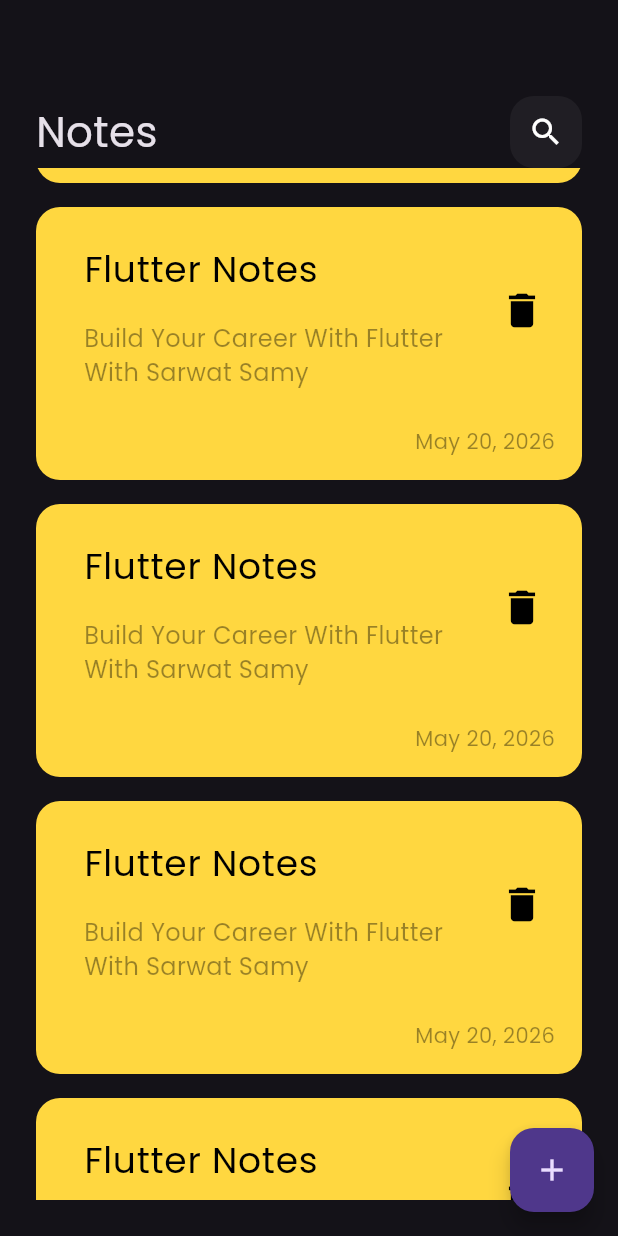
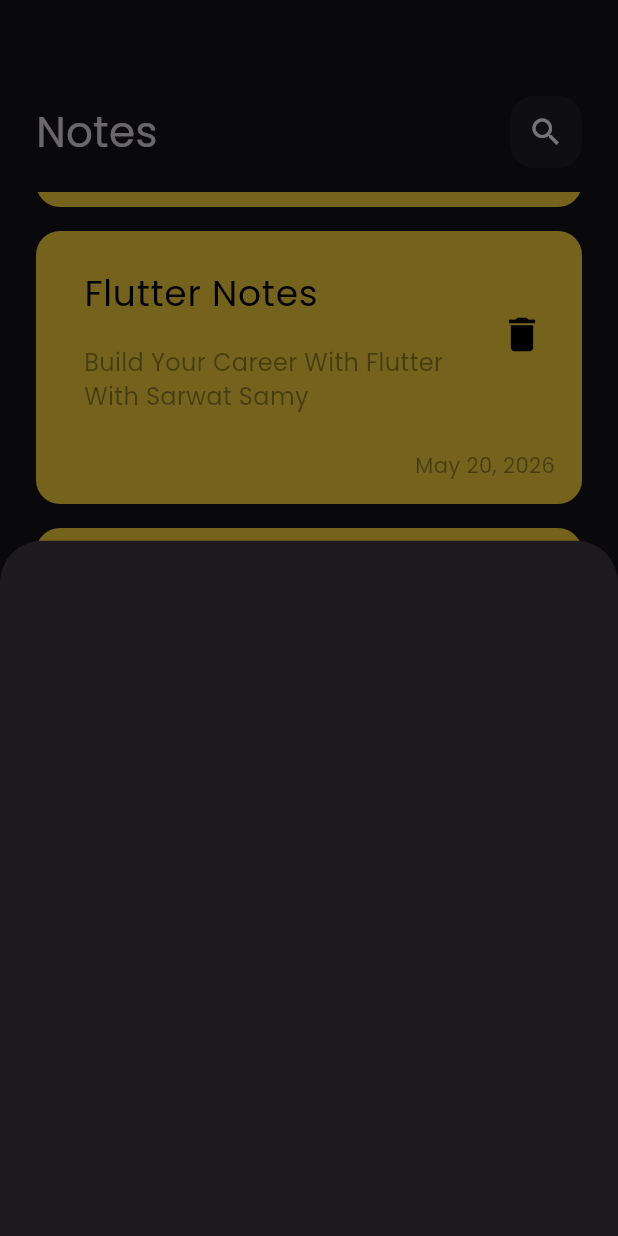
Before and after one commit to msyf19687-max/Notes_App, a Flutter app: the screen it shows after launch, scrolled down 576 dp, after a tap on the "add" icon, on a phone screen of 412 x 824 dp. Run offline on Flutter 3.47's test engine with Material 3 defaults, Android fonts, the phone set to English and light mode, and no system bars.

Commit message:
add custom note buttom

```diff
--- a/lib/views/notes_views.dart
+++ b/lib/views/notes_views.dart
@@ -1,4 +1,5 @@
 import 'package:flutter/material.dart';
+import 'package:notse_app/views/widgets/custom_add_note_buttom.dart';
 import 'package:notse_app/views/widgets/custom_notes_body.dart';
 
 class NotesViews extends StatelessWidget {
@@ -8,7 +9,14 @@ class NotesViews extends StatelessWidget {
   Widget build(BuildContext context) {
     return Scaffold(
       floatingActionButton: FloatingActionButton(
-      onPressed: () {},
+      onPressed: () {
+        showModalBottomSheet(
+          context: context,
+          builder: (BuildContext context) {
+            return const AddNoteButtomSheet();
+          },
+        );
+      },
       child:const Icon(Icons.add),),
      body:const NotesBody(),
     );
--- /dev/null
+++ b/lib/views/widgets/custom_add_note_buttom.dart
@@ -0,0 +1,10 @@
+import 'package:flutter/material.dart';
+
+class AddNoteButtomSheet extends StatelessWidget {
+  const AddNoteButtomSheet({super.key});
+
+  @override
+  Widget build(BuildContext context) {
+    return Container();
+  }
+}
--- a/lib/views/widgets/custom_list_view.dart
+++ b/lib/views/widgets/custom_list_view.dart
@@ -6,11 +6,16 @@ class CustomListView extends StatelessWidget {
 
   @override
   Widget build(BuildContext context) {
-    return ListView.builder(itemBuilder: (context , index) {
-      return Padding(
-        padding: const EdgeInsets.symmetric(vertical: 8.0),
-        child:const CustomNotesCard(),
-      );
-    });
+    return Padding(
+      padding: const EdgeInsets.symmetric(vertical: 16.0),
+      child: ListView.builder(
+        padding: EdgeInsets.zero,
+        itemBuilder: (context , index) {
+        return Padding(
+          padding: const EdgeInsets.symmetric(vertical: 8.0),
+          child:const CustomNotesCard(),
+        );
+      }),
+    );
   }
 }
--- a/lib/views/widgets/custom_notes_body.dart
+++ b/lib/views/widgets/custom_notes_body.dart
@@ -1,7 +1,6 @@
 import 'package:flutter/material.dart';
 import 'package:notse_app/views/widgets/custom_apbar.dart';
 import 'package:notse_app/views/widgets/custom_list_view.dart';
-import 'package:notse_app/views/widgets/custom_notes_card.dart';
 
 class NotesBody extends StatelessWidget {
   const NotesBody({super.key});
```
